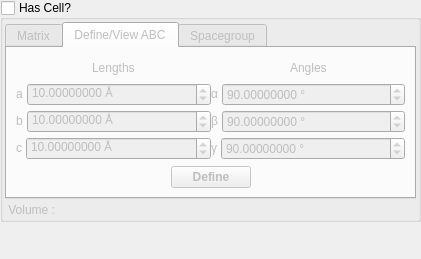
trisyoungs/aten, file branches/nugui/src/gui/celldefinition.ui: the form before one commit.
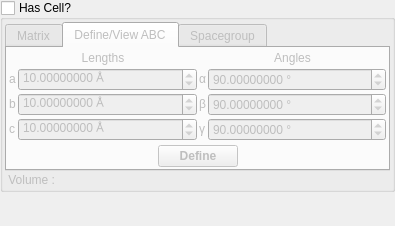
The form after the commit. The open tabs and pages were chosen to show the change. Icons and pictures are not drawn.

Commit message: More updates to ato filter. Added 'select' and 'deselect' functions to ModelVariable. Increased default Prefs::maxRings_ to 100 (from 20). Updated margins of all dock widgets.

What changed in the file:
```diff
--- a/branches/nugui/src/gui/celldefinition.ui
+++ b/branches/nugui/src/gui/celldefinition.ui
@@ -6,13 +6,13 @@
     <x>0</x>
     <y>0</y>
     <width>270</width>
-    <height>259</height>
+    <height>226</height>
    </rect>
   </property>
   <property name="minimumSize">
    <size>
     <width>270</width>
-    <height>259</height>
+    <height>226</height>
    </size>
   </property>
   <property name="windowIcon">
@@ -30,6 +30,9 @@
   </property>
   <widget class="QWidget" name="dockWidgetContents">
    <layout class="QVBoxLayout" name="verticalLayout_4">
+    <property name="spacing">
+     <number>0</number>
+    </property>
     <property name="margin">
      <number>0</number>
     </property>
@@ -53,21 +56,39 @@
        </property>
        <item>
         <layout class="QVBoxLayout" name="verticalLayout_2">
+         <property name="spacing">
+          <number>2</number>
+         </property>
          <item>
           <widget class="QTabWidget" name="CellTabs">
+           <property name="sizePolicy">
+            <sizepolicy hsizetype="Expanding" vsizetype="Minimum">
+             <horstretch>0</horstretch>
+             <verstretch>0</verstretch>
+            </sizepolicy>
+           </property>
            <property name="tabPosition">
             <enum>QTabWidget::North</enum>
            </property>
            <property name="currentIndex">
-            <number>1</number>
+            <number>0</number>
            </property>
            <widget class="QWidget" name="CellMatrixTab">
             <attribute name="title">
              <string>Matrix</string>
             </attribute>
             <layout class="QVBoxLayout" name="verticalLayout_3">
+             <property name="spacing">
+              <number>4</number>
+             </property>
+             <property name="margin">
+              <number>2</number>
+             </property>
              <item>
               <layout class="QGridLayout" name="gridLayout">
+               <property name="spacing">
+                <number>2</number>
+               </property>
                <item row="0" column="0">
                 <widget class="QLabel" name="label">
                  <property name="sizePolicy">
@@ -354,74 +375,18 @@
              <string>Define/View ABC</string>
             </attribute>
             <layout class="QVBoxLayout" name="verticalLayout">
-             <item>
-              <layout class="QHBoxLayout" name="_2">
                <property name="spacing">
-                <number>0</number>
-               </property>
-               <property name="margin">
-                <number>0</number>
-               </property>
-               <item>
-                <layout class="QVBoxLayout" name="_3">
-                 <property name="spacing">
                   <number>4</number>
                  </property>
                  <property name="margin">
-                  <number>0</number>
+              <number>2</number>
                  </property>
                  <item>
-                  <layout class="QHBoxLayout" name="_4">
+              <layout class="QGridLayout" name="gridLayout_2">
                    <property name="spacing">
-                    <number>0</number>
-                   </property>
-                   <property name="margin">
-                    <number>0</number>
-                   </property>
-                   <item>
-                    <spacer>
-                     <property name="orientation">
-                      <enum>Qt::Horizontal</enum>
-                     </property>
-                     <property name="sizeHint" stdset="0">
-                      <size>
-                       <width>16</width>
-                       <height>20</height>
-                      </size>
-                     </property>
-                    </spacer>
-                   </item>
-                   <item>
-                    <widget class="QLabel" name="label_16">
-                     <property name="text">
-                      <string>Lengths</string>
-                     </property>
-                    </widget>
-                   </item>
-                   <item>
-                    <spacer>
-                     <property name="orientation">
-                      <enum>Qt::Horizontal</enum>
-                     </property>
-                     <property name="sizeHint" stdset="0">
-                      <size>
-                       <width>1</width>
-                       <height>20</height>
-                      </size>
-                     </property>
-                    </spacer>
-                   </item>
-                  </layout>
-                 </item>
-                 <item>
-                  <layout class="QHBoxLayout" name="_5">
-                   <property name="spacing">
-                    <number>4</number>
-                   </property>
-                   <property name="margin">
-                    <number>0</number>
-                   </property>
-                   <item>
+                <number>2</number>
+               </property>
+               <item row="1" column="0">
                     <widget class="QLabel" name="label_17">
                      <property name="sizePolicy">
                       <sizepolicy hsizetype="Fixed" vsizetype="Fixed">
@@ -434,39 +399,7 @@
                      </property>
                     </widget>
                    </item>
-                   <item>
-                    <widget class="QDoubleSpinBox" name="CellLengthASpin">
-                     <property name="sizePolicy">
-                      <sizepolicy hsizetype="Expanding" vsizetype="Fixed">
-                       <horstretch>0</horstretch>
-                       <verstretch>0</verstretch>
-                      </sizepolicy>
-                     </property>
-                     <property name="suffix">
-                      <string> Å</string>
-                     </property>
-                     <property name="decimals">
-                      <number>8</number>
-                     </property>
-                     <property name="maximum">
-                      <double>10000.000000000000000</double>
-                     </property>
-                     <property name="value">
-                      <double>10.000000000000000</double>
-                     </property>
-                    </widget>
-                   </item>
-                  </layout>
-                 </item>
-                 <item>
-                  <layout class="QHBoxLayout" name="_6">
-                   <property name="spacing">
-                    <number>4</number>
-                   </property>
-                   <property name="margin">
-                    <number>0</number>
-                   </property>
-                   <item>
+               <item row="2" column="0">
                     <widget class="QLabel" name="label_18">
                      <property name="sizePolicy">
                       <sizepolicy hsizetype="Fixed" vsizetype="Fixed">
@@ -479,39 +412,7 @@
                      </property>
                     </widget>
                    </item>
-                   <item>
-                    <widget class="QDoubleSpinBox" name="CellLengthBSpin">
-                     <property name="sizePolicy">
-                      <sizepolicy hsizetype="Expanding" vsizetype="Fixed">
-                       <horstretch>0</horstretch>
-                       <verstretch>0</verstretch>
-                      </sizepolicy>
-                     </property>
-                     <property name="suffix">
-                      <string> Å</string>
-                     </property>
-                     <property name="decimals">
-                      <number>8</number>
-                     </property>
-                     <property name="maximum">
-                      <double>10000.000000000000000</double>
-                     </property>
-                     <property name="value">
-                      <double>10.000000000000000</double>
-                     </property>
-                    </widget>
-                   </item>
-                  </layout>
-                 </item>
-                 <item>
-                  <layout class="QHBoxLayout" name="_7">
-                   <property name="spacing">
-                    <number>4</number>
-                   </property>
-                   <property name="margin">
-                    <number>0</number>
-                   </property>
-                   <item>
+               <item row="3" column="0">
                     <widget class="QLabel" name="label_19">
                      <property name="sizePolicy">
                       <sizepolicy hsizetype="Fixed" vsizetype="Fixed">
@@ -524,7 +425,51 @@
                      </property>
                     </widget>
                    </item>
-                   <item>
+               <item row="1" column="1">
+                <widget class="QDoubleSpinBox" name="CellLengthASpin">
+                 <property name="sizePolicy">
+                  <sizepolicy hsizetype="Expanding" vsizetype="Fixed">
+                   <horstretch>0</horstretch>
+                   <verstretch>0</verstretch>
+                  </sizepolicy>
+                 </property>
+                 <property name="suffix">
+                  <string> Å</string>
+                 </property>
+                 <property name="decimals">
+                  <number>8</number>
+                 </property>
+                 <property name="maximum">
+                  <double>10000.000000000000000</double>
+                 </property>
+                 <property name="value">
+                  <double>10.000000000000000</double>
+                 </property>
+                </widget>
+               </item>
+               <item row="2" column="1">
+                <widget class="QDoubleSpinBox" name="CellLengthBSpin">
+                 <property name="sizePolicy">
+                  <sizepolicy hsizetype="Expanding" vsizetype="Fixed">
+                   <horstretch>0</horstretch>
+                   <verstretch>0</verstretch>
+                  </sizepolicy>
+                 </property>
+                 <property name="suffix">
+                  <string> Å</string>
+                 </property>
+                 <property name="decimals">
+                  <number>8</number>
+                 </property>
+                 <property name="maximum">
+                  <double>10000.000000000000000</double>
+                 </property>
+                 <property name="value">
+                  <double>10.000000000000000</double>
+                 </property>
+                </widget>
+               </item>
+               <item row="3" column="1">
                     <widget class="QDoubleSpinBox" name="CellLengthCSpin">
                      <property name="sizePolicy">
                       <sizepolicy hsizetype="Expanding" vsizetype="Fixed">
@@ -546,70 +491,7 @@
                      </property>
                     </widget>
                    </item>
-                  </layout>
-                 </item>
-                </layout>
-               </item>
-               <item>
-                <layout class="QVBoxLayout" name="_8">
-                 <property name="spacing">
-                  <number>4</number>
-                 </property>
-                 <property name="margin">
-                  <number>0</number>
-                 </property>
-                 <item>
-                  <layout class="QHBoxLayout" name="_9">
-                   <property name="spacing">
-                    <number>4</number>
-                   </property>
-                   <property name="margin">
-                    <number>0</number>
-                   </property>
-                   <item>
-                    <spacer>
-                     <property name="orientation">
-                      <enum>Qt::Horizontal</enum>
-                     </property>
-                     <property name="sizeHint" stdset="0">
-                      <size>
-                       <width>16</width>
-                       <height>20</height>
-                      </size>
-                     </property>
-                    </spacer>
-                   </item>
-                   <item>
-                    <widget class="QLabel" name="label_15">
-                     <property name="text">
-                      <string>Angles</string>
-                     </property>
-                    </widget>
-                   </item>
-                   <item>
-                    <spacer>
-                     <property name="orientation">
-                      <enum>Qt::Horizontal</enum>
-                     </property>
-                     <property name="sizeHint" stdset="0">
-                      <size>
-                       <width>16</width>
-                       <height>20</height>
-                      </size>
-                     </property>
-                    </spacer>
-                   </item>
-                  </layout>
-                 </item>
-                 <item>
-                  <layout class="QHBoxLayout" name="_10">
-                   <property name="spacing">
-                    <number>4</number>
-                   </property>
-                   <property name="margin">
-                    <number>0</number>
-                   </property>
-                   <item>
+               <item row="1" column="2">
                     <widget class="QLabel" name="label_12">
                      <property name="sizePolicy">
                       <sizepolicy hsizetype="Fixed" vsizetype="Fixed">
@@ -625,39 +507,7 @@
                      </property>
                     </widget>
                    </item>
-                   <item>
-                    <widget class="QDoubleSpinBox" name="CellAngleASpin">
-                     <property name="sizePolicy">
-                      <sizepolicy hsizetype="Expanding" vsizetype="Fixed">
-                       <horstretch>0</horstretch>
-                       <verstretch>0</verstretch>
-                      </sizepolicy>
-                     </property>
-                     <property name="suffix">
-                      <string> °</string>
-                     </property>
-                     <property name="decimals">
-                      <number>8</number>
-                     </property>
-                     <property name="maximum">
-                      <double>180.000000000000000</double>
-                     </property>
-                     <property name="value">
-                      <double>90.000000000000000</double>
-                     </property>
-                    </widget>
-                   </item>
-                  </layout>
-                 </item>
-                 <item>
-                  <layout class="QHBoxLayout" name="_11">
-                   <property name="spacing">
-                    <number>4</number>
-                   </property>
-                   <property name="margin">
-                    <number>0</number>
-                   </property>
-                   <item>
+               <item row="2" column="2">
                     <widget class="QLabel" name="label_13">
                      <property name="sizePolicy">
                       <sizepolicy hsizetype="Fixed" vsizetype="Fixed">
@@ -673,39 +523,7 @@
                      </property>
                     </widget>
                    </item>
-                   <item>
-                    <widget class="QDoubleSpinBox" name="CellAngleBSpin">
-                     <property name="sizePolicy">
-                      <sizepolicy hsizetype="Expanding" vsizetype="Fixed">
-                       <horstretch>0</horstretch>
-                       <verstretch>0</verstretch>
-                      </sizepolicy>
-                     </property>
-                     <property name="suffix">
-                      <string> °</string>
-                     </property>
-                     <property name="decimals">
-                      <number>8</number>
-                     </property>
-                     <property name="maximum">
-                      <double>180.000000000000000</double>
-                     </property>
-                     <property name="value">
-                      <double>90.000000000000000</double>
-                     </property>
-                    </widget>
-                   </item>
-                  </layout>
-                 </item>
-                 <item>
-                  <layout class="QHBoxLayout" name="_12">
-                   <property name="spacing">
-                    <number>4</number>
-                   </property>
-                   <property name="margin">
-                    <number>0</number>
-                   </property>
-                   <item>
+               <item row="3" column="2">
                     <widget class="QLabel" name="label_14">
                      <property name="sizePolicy">
                       <sizepolicy hsizetype="Fixed" vsizetype="Fixed">
@@ -721,7 +539,51 @@
                      </property>
                     </widget>
                    </item>
-                   <item>
+               <item row="1" column="3">
+                <widget class="QDoubleSpinBox" name="CellAngleASpin">
+                 <property name="sizePolicy">
+                  <sizepolicy hsizetype="Expanding" vsizetype="Fixed">
+                   <horstretch>0</horstretch>
+                   <verstretch>0</verstretch>
+                  </sizepolicy>
+                 </property>
+                 <property name="suffix">
+                  <string> °</string>
+                 </property>
+                 <property name="decimals">
+                  <number>8</number>
+                 </property>
+                 <property name="maximum">
+                  <double>180.000000000000000</double>
+                 </property>
+                 <property name="value">
+                  <double>90.000000000000000</double>
+                 </property>
+                </widget>
+               </item>
+               <item row="2" column="3">
+                <widget class="QDoubleSpinBox" name="CellAngleBSpin">
+                 <property name="sizePolicy">
+                  <sizepolicy hsizetype="Expanding" vsizetype="Fixed">
+                   <horstretch>0</horstretch>
+                   <verstretch>0</verstretch>
+                  </sizepolicy>
+                 </property>
+                 <property name="suffix">
+                  <string> °</string>
+                 </property>
+                 <property name="decimals">
+                  <number>8</number>
+                 </property>
+                 <property name="maximum">
+                  <double>180.000000000000000</double>
+                 </property>
+                 <property name="value">
+                  <double>90.000000000000000</double>
+                 </property>
+                </widget>
+               </item>
+               <item row="3" column="3">
                     <widget class="QDoubleSpinBox" name="CellAngleCSpin">
                      <property name="sizePolicy">
                       <sizepolicy hsizetype="Expanding" vsizetype="Fixed">
@@ -743,14 +605,33 @@
                      </property>
                     </widget>
                    </item>
-                  </layout>
-                 </item>
-                </layout>
+               <item row="0" column="0" colspan="2">
+                <widget class="QLabel" name="label_16">
+                 <property name="text">
+                  <string>Lengths</string>
+                 </property>
+                 <property name="alignment">
+                  <set>Qt::AlignCenter</set>
+                 </property>
+                </widget>
+               </item>
+               <item row="0" column="2" colspan="2">
+                <widget class="QLabel" name="label_15">
+                 <property name="text">
+                  <string>Angles</string>
+                 </property>
+                 <property name="alignment">
+                  <set>Qt::AlignCenter</set>
+                 </property>
+                </widget>
                </item>
               </layout>
              </item>
              <item>
               <layout class="QHBoxLayout" name="horizontalLayout">
+               <property name="spacing">
+                <number>4</number>
+               </property>
                <item>
                 <spacer name="horizontalSpacer">
                  <property name="orientation">
@@ -799,6 +680,12 @@
              <string>Spacegroup</string>
             </attribute>
             <layout class="QVBoxLayout" name="verticalLayout_5">
+             <property name="spacing">
+              <number>4</number>
+             </property>
+             <property name="margin">
+              <number>2</number>
+             </property>
              <item>
               <widget class="QGroupBox" name="CellSpacegroupGroup">
                <property name="enabled">
@@ -823,7 +710,7 @@
                 <item>
                  <layout class="QHBoxLayout" name="_15">
                   <property name="spacing">
-                   <number>2</number>
+                   <number>4</number>
                   </property>
                   <property name="margin">
                    <number>0</number>
@@ -868,7 +755,7 @@
                 <item>
                  <layout class="QHBoxLayout" name="_16">
                   <property name="spacing">
-                   <number>6</number>
+                   <number>4</number>
                   </property>
                   <property name="margin">
                    <number>0</number>
@@ -895,7 +782,7 @@
                 <item>
                  <layout class="QHBoxLayout" name="_17">
                   <property name="spacing">
-                   <number>6</number>
+                   <number>4</number>
                   </property>
                   <property name="margin">
                    <number>0</number>
```
Left out of the diff: 1 changed line with no effect on the pictures. Lines whose indentation alone changed are shown as unchanged. The commit also changes 21 other files.
